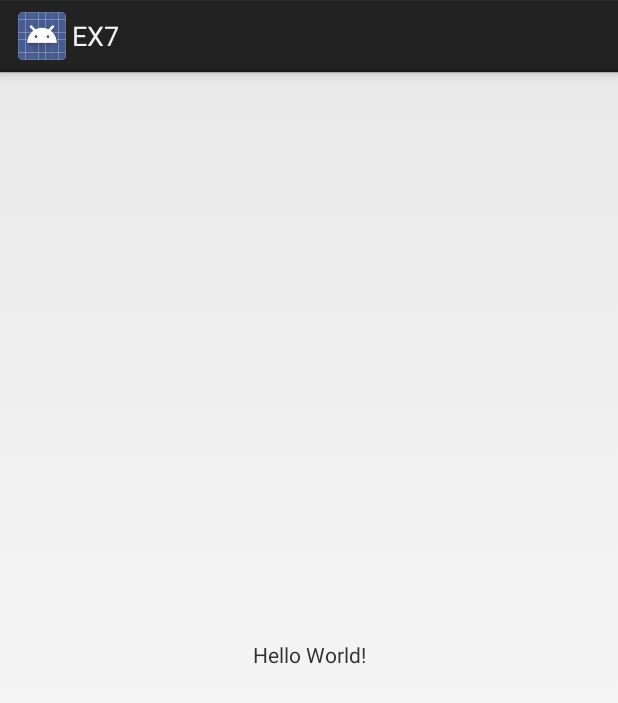
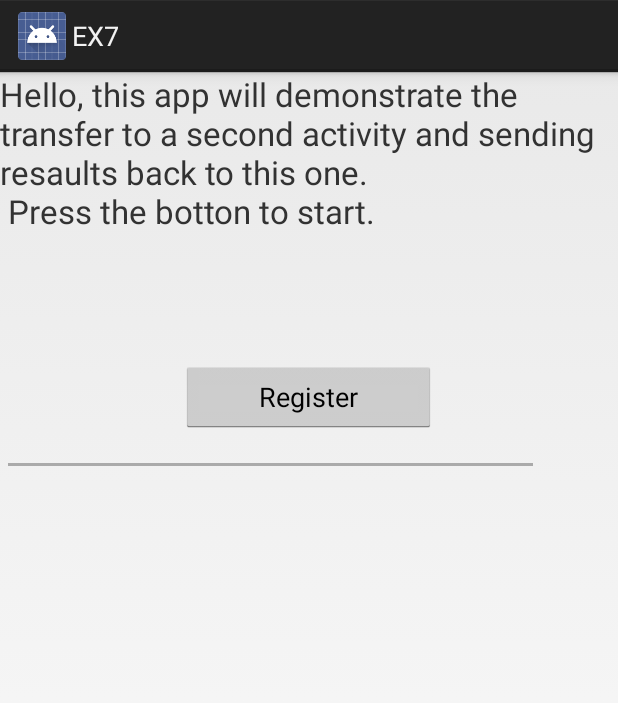
Before and after one commit to zohar974/EX7, an Android app: the screen it shows after launch (MainActivity), on a phone screen of 412 x 824 dp. Shown: the top 703 px of the screen. Run offline under Robolectric (Android 15) with nearby library versions, the phone set to English and light mode, and no system bars.

```diff
--- a/app/src/main/AndroidManifest.xml
+++ b/app/src/main/AndroidManifest.xml
@@ -15,6 +15,7 @@
                 <category android:name="android.intent.category.LAUNCHER" />
             </intent-filter>
         </activity>
+        <activity android:name=".RegisterActivity"></activity>
     </application>
 
 </manifest>
--- a/app/src/main/res/layout/activity_main.xml
+++ b/app/src/main/res/layout/activity_main.xml
@@ -1,5 +1,5 @@
 <?xml version="1.0" encoding="utf-8"?>
-<android.support.constraint.ConstraintLayout xmlns:android="http://schemas.android.com/apk/res/android"
+<RelativeLayout xmlns:android="http://schemas.android.com/apk/res/android"
     xmlns:app="http://schemas.android.com/apk/res-auto"
     xmlns:tools="http://schemas.android.com/tools"
     android:layout_width="match_parent"
@@ -9,10 +9,29 @@
     <TextView
         android:layout_width="wrap_content"
         android:layout_height="wrap_content"
-        android:text="Hello World!"
+        android:text="@string/intro"
+        android:textSize="22dp"
         app:layout_constraintBottom_toBottomOf="parent"
         app:layout_constraintLeft_toLeftOf="parent"
         app:layout_constraintRight_toRightOf="parent"
-        app:layout_constraintTop_toTopOf="parent" />
+        app:layout_constraintTop_toTopOf="parent"
+        android:id="@+id/textView" />
 
-</android.support.constraint.ConstraintLayout>
+    <Button
+        android:id="@+id/btnRegister"
+        android:layout_width="170dp"
+        android:layout_height="wrap_content"
+        android:layout_marginTop="85dp"
+        android:text="@string/bottonText"
+        android:layout_below="@+id/textView"
+        android:layout_centerHorizontal="true" />
+
+    <View
+        android:layout_width="350dp"
+        android:layout_height="2dp"
+        android:layout_below="@id/btnRegister"
+        android:layout_marginTop="20dp"
+        android:layout_marginLeft="5dp"
+        android:foreground="@android:color/darker_gray"
+        />
+</RelativeLayout>
--- a/app/src/main/res/values/strings.xml
+++ b/app/src/main/res/values/strings.xml
@@ -1,3 +1,10 @@
 <resources>
     <string name="app_name">EX7</string>
+    <string name="intro">Hello, this app will demonstrate the transfer to a second activity and sending resaults back to this one."\n" Press the botton to start.</string>
+    <string name="bottonText">Register</string>
+    <string name="FN">First Name:</string>
+    <string name="LN">Last Name:</string>
+    <string name="rbm">Male</string>
+    <string name="rbf">Female</string>
+    <string name="sendBTN">Send Back</string>
 </resources>
```
Also changed, not shown: app/src/main/java/com/example/madaim/ex7/RegisterActivity.java (added, +13 -0 lines), app/src/main/res/layout/activity_register.xml (added, +89 -0 lines).
